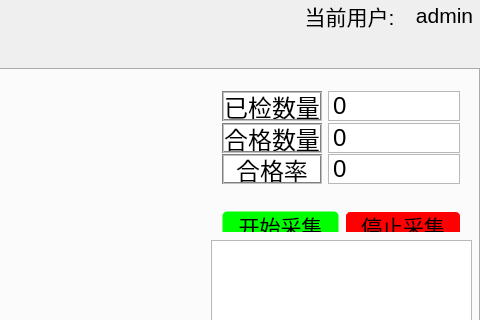
qianrenzhan/QTCSD, file mainwindow.ui: the form before one commit; both pictures show x 441 to 921 and y 0 to 320 of the 921 by 722 pixel window.
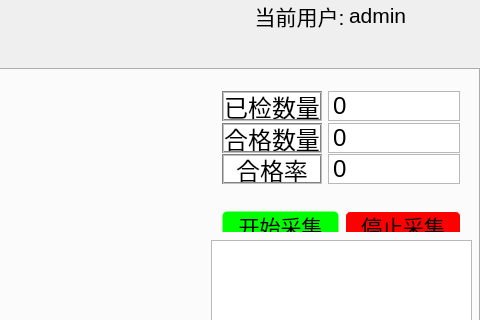
The form after the commit. Custom widgets are drawn as their Qt base class.

What changed in the file:
```diff
--- a/mainwindow.ui
+++ b/mainwindow.ui
@@ -925,7 +925,7 @@
    <widget class="QLabel" name="label">
     <property name="geometry">
      <rect>
-      <x>740</x>
+      <x>690</x>
       <y>0</y>
       <width>101</width>
       <height>31</height>
@@ -946,9 +946,9 @@
    <widget class="QLabel" name="label_current_user">
     <property name="geometry">
      <rect>
-      <x>840</x>
+      <x>790</x>
       <y>0</y>
-      <width>91</width>
+      <width>141</width>
       <height>31</height>
      </rect>
     </property>
@@ -961,7 +961,7 @@
      <string>admin</string>
     </property>
     <property name="alignment">
-     <set>Qt::AlignCenter</set>
+     <set>Qt::AlignLeading|Qt::AlignLeft|Qt::AlignVCenter</set>
     </property>
    </widget>
   </widget>
```
Left out of the diff: 20 changed lines with no effect on the pictures.
